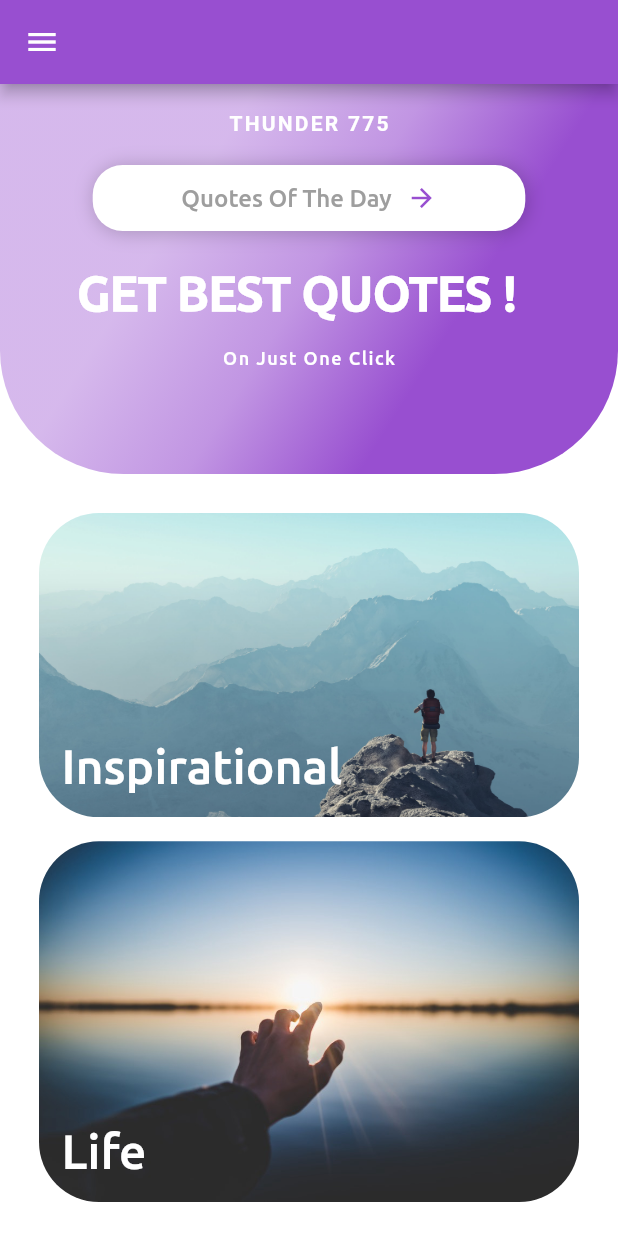
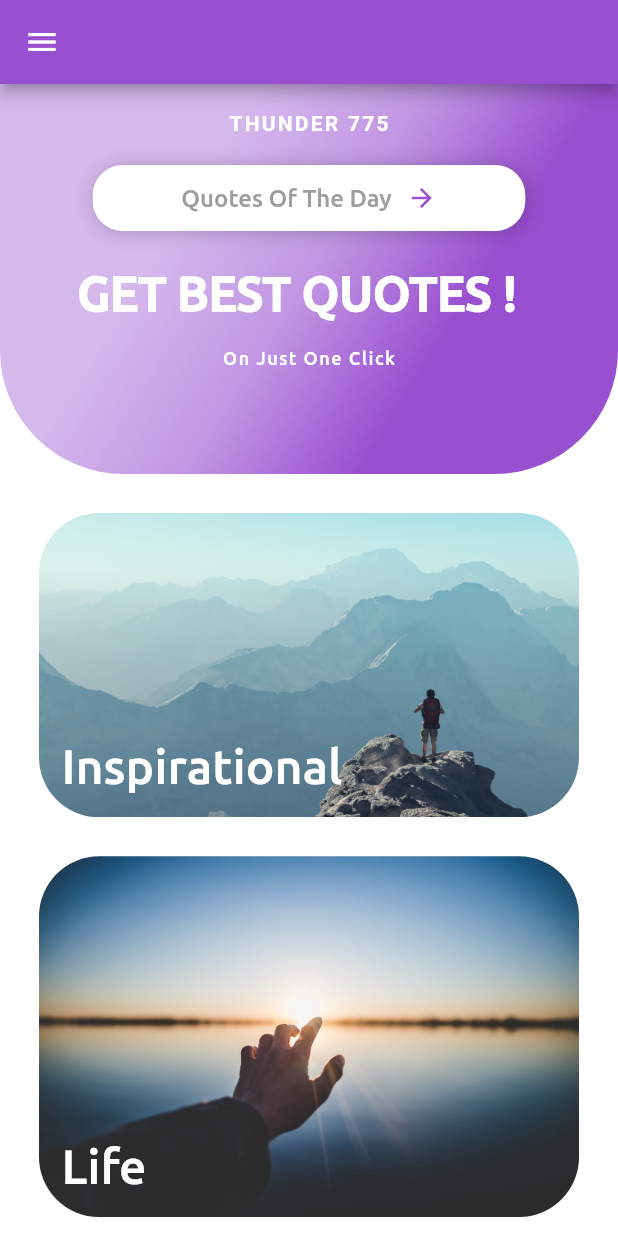
Before and after one commit to thunder775/quotes_app_starter, a Flutter app: the screen it shows after launch, on a phone screen of 412 x 824 dp. Run offline on Flutter 3.47's test engine with Material 2 defaults, Android fonts, the phone set to English and light mode, and no system bars; drawn by our look-alikes of shimmer; our stand-ins replace flutter_spinkit.

Commit message:
not refactored(minor bugs fixed)

```diff
--- a/lib/main.dart
+++ b/lib/main.dart
@@ -225,8 +225,6 @@ class _HomeScreenState extends State<HomeScreen> {
               ),
             ),
             Expanded(
-              child: Padding(
-                padding: const EdgeInsets.all(18.0),
               child: ListView(
                 children: <Widget>[
                   CategoryCard(
@@ -245,12 +243,7 @@ class _HomeScreenState extends State<HomeScreen> {
                     category: 'Sports',
                     image: 'sports',
                   ),
-                    CategoryCard(
-                      category: 'Students',
-                      image: 'students',
-                    ),
                 ],
-                ),
               ),
             )
           ],
@@ -281,7 +274,7 @@ class CategoryCard extends StatelessWidget {
         print('hey');
       },
       child: Padding(
-        padding: const EdgeInsets.all(8.0),
+        padding: const EdgeInsets.only(top:26.0,left: 26,right: 26),
         child: ClipRRect(
           borderRadius: BorderRadius.all(Radius.circular(40)),
           child: Container(
```
Lines whose indentation alone changed are shown as unchanged.
